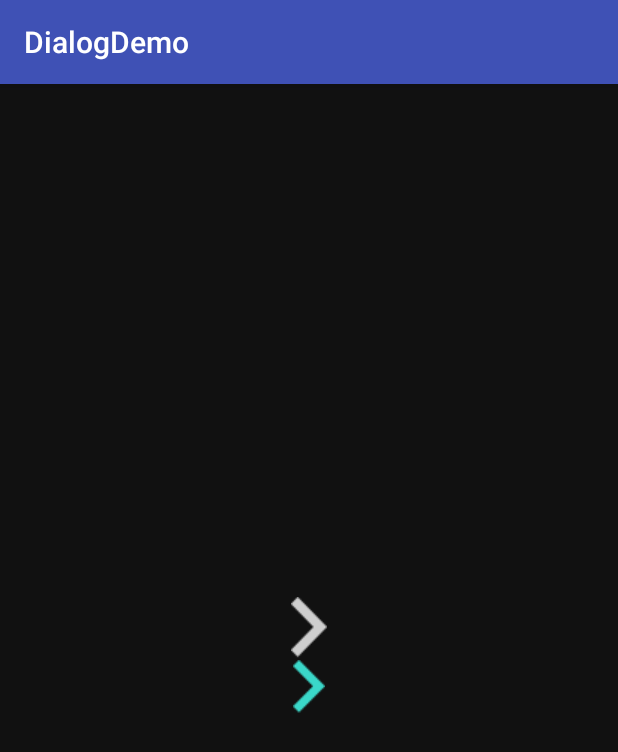
After one commit to chen3441251/DialogDemo, an Android app: the SensorActivity screen opened directly, with no data from a screen before it, on a phone screen of 412 x 824 dp. The commit adds this screen. Shown: the top 752 px of the screen. Run offline under Robolectric (Android 15) with nearby library versions, the phone set to English and light mode, and no system bars.

Commit message:
[1]增加时间日期选择器弹窗 [2]sensor示例

```diff
--- a/app/src/main/AndroidManifest.xml
+++ b/app/src/main/AndroidManifest.xml
@@ -1,7 +1,7 @@
 <?xml version="1.0" encoding="utf-8"?>
 <manifest package="com.dialog.demo.dialogdemo"
           xmlns:android="http://schemas.android.com/apk/res/android">
-
+<uses-permission android:name="android.permission.VIBRATE"/>
     <application
         android:allowBackup="true"
         android:icon="@mipmap/ic_launcher"
@@ -16,6 +16,10 @@
                 <category android:name="android.intent.category.LAUNCHER"/>
             </intent-filter>
         </activity>
+        <activity android:name=".SecondActivity">
+        </activity>
+        <activity android:name=".SensorActivity">
+        </activity>
     </application>
 
 </manifest>
--- /dev/null
+++ b/app/src/main/java/com/dialog/demo/dialogdemo/SensorActivity.java
@@ -0,0 +1,143 @@
+package com.dialog.demo.dialogdemo;
+
+import android.app.Service;
+import android.content.Context;
+import android.hardware.Sensor;
+import android.hardware.SensorEvent;
+import android.hardware.SensorEventListener;
+import android.hardware.SensorManager;
+import android.media.AudioManager;
+import android.media.SoundPool;
+import android.os.Bundle;
+import android.os.Vibrator;
+import android.support.v7.app.AppCompatActivity;
+import android.view.animation.Animation;
+import android.view.animation.AnimationSet;
+import android.view.animation.TranslateAnimation;
+import android.widget.RelativeLayout;
+import android.widget.Toast;
+
+import java.util.HashMap;
+
+public class SensorActivity extends AppCompatActivity implements SensorEventListener {
+    private final int DURATION_TIME = 600;
+    SensorManager mSensorManager;
+    private Vibrator mVibrator;
+    private RelativeLayout mImgUp;
+    private RelativeLayout mImgDn;
+    private SoundPool      mSndPool;
+    private HashMap<Integer, Integer> mSoundPoolMap = new HashMap<Integer, Integer>();
+
+    @Override
+    protected void onCreate(Bundle savedInstanceState) {
+        super.onCreate(savedInstanceState);
+        setContentView(R.layout.activity_sensor);
+        // 初始化控件
+        mImgUp = (RelativeLayout) findViewById(R.id.shakeImgUp);
+        mImgDn = (RelativeLayout) findViewById(R.id.shakeImgDown);
+        // 获取传感器管理服务
+        mSensorManager = (SensorManager) getSystemService(Context.SENSOR_SERVICE);
+        // 获取震动服务
+        mVibrator = (Vibrator) getSystemService(Service.VIBRATOR_SERVICE);
+        // 获取加速度传感器服务
+        Sensor mSensor = mSensorManager.getDefaultSensor(Sensor.TYPE_ACCELEROMETER);
+        // 注册监听，获取传感器的变化值
+        mSensorManager.registerListener(this, mSensor, SensorManager.SENSOR_DELAY_FASTEST);
+        // 加载音效
+        loadSound();
+    }
+
+    // 加载音效
+    @SuppressWarnings("deprecation")
+    private void loadSound() {
+        mSndPool = new SoundPool(2, AudioManager.STREAM_SYSTEM, 5);
+        new Thread() {
+            @Override
+            public void run() {
+                mSoundPoolMap.put(0, mSndPool.load(SensorActivity.this, R.raw.avchat_connecting, 1));
+                mSoundPoolMap.put(1, mSndPool.load(SensorActivity.this, R.raw.sound, 1));
+                //                mSoundPoolMap.put(1, mSndPool.load(SensorActivity.this, R.raw.avchat_no_response, 1));
+            }
+        }.start();
+    }
+
+    @Override
+    protected void onDestroy() {
+        super.onDestroy();
+        // 取消注册监听
+        mSensorManager.unregisterListener(this);
+    }
+
+    //传感器的值变化
+    @Override
+    public void onSensorChanged(SensorEvent event) {
+        int sensorType = event.sensor.getType();
+        float[] val = event.values;
+        if (sensorType == Sensor.TYPE_ACCELEROMETER) {
+            if ((Math.abs(val[0]) > 17 || Math.abs(val[1]) > 17 || Math.abs(val[2]) > 17)) {
+                mVibrator.vibrate(500);// 震动
+                startAnim();// 执行动画
+            }
+        }
+    }
+
+    // 开启动画
+    public void startAnim() {
+        AnimationSet animup = new AnimationSet(true);
+        TranslateAnimation mytranslateanimup0 = new TranslateAnimation(Animation.RELATIVE_TO_SELF, 0f, Animation.RELATIVE_TO_SELF, 0f,
+                Animation.RELATIVE_TO_SELF, 0f, Animation.RELATIVE_TO_SELF,
+                -0.5f);
+        mytranslateanimup0.setDuration(DURATION_TIME);
+        TranslateAnimation mytranslateanimup1 = new TranslateAnimation(
+                Animation.RELATIVE_TO_SELF, 0f, Animation.RELATIVE_TO_SELF, 0f,
+                Animation.RELATIVE_TO_SELF, 0f, Animation.RELATIVE_TO_SELF,
+                +0.5f);
+        mytranslateanimup1.setDuration(DURATION_TIME);
+        mytranslateanimup1.setStartOffset(DURATION_TIME);
+        animup.addAnimation(mytranslateanimup0);
+        animup.addAnimation(mytranslateanimup1);
+        mImgUp.startAnimation(animup);
+
+        AnimationSet animdn = new AnimationSet(true);
+        TranslateAnimation mytranslateanimdn0 = new TranslateAnimation(
+                Animation.RELATIVE_TO_SELF, 0f, Animation.RELATIVE_TO_SELF, 0f,
+                Animation.RELATIVE_TO_SELF, 0f, Animation.RELATIVE_TO_SELF,
+                +0.5f);
+        mytranslateanimdn0.setDuration(DURATION_TIME);
+        TranslateAnimation mytranslateanimdn1 = new TranslateAnimation(
+                Animation.RELATIVE_TO_SELF, 0f, Animation.RELATIVE_TO_SELF, 0f,
+                Animation.RELATIVE_TO_SELF, 0f, Animation.RELATIVE_TO_SELF,
+                -0.5f);
+        mytranslateanimdn1.setDuration(DURATION_TIME);
+        mytranslateanimdn1.setStartOffset(DURATION_TIME);
+        animdn.addAnimation(mytranslateanimdn0);
+        animdn.addAnimation(mytranslateanimdn1);
+        mImgDn.startAnimation(animdn);
+
+        // 动画监听，开始时显示加载状态，
+        mytranslateanimdn0.setAnimationListener(new Animation.AnimationListener() {
+            @Override
+            public void onAnimationStart(Animation animation) {
+                // 播放音效
+                mSndPool.play(mSoundPoolMap.get(0), (float) 0.2, (float) 0.2, 0, 0, (float) 0.6);
+            }
+
+            @Override
+            public void onAnimationEnd(Animation animation) {
+                mSndPool.play(mSoundPoolMap.get(1), (float) 0.2, (float) 0.2, 0, 0, (float) 0.6);
+                Toast.makeText(getBaseContext(), "摇一摇结束", Toast.LENGTH_SHORT).show();
+            }
+
+            @Override
+            public void onAnimationRepeat(Animation animation) {
+
+            }
+        });
+    }
+
+    //传感器的进度变化
+    @Override
+    public void onAccuracyChanged(Sensor sensor, int accuracy) {
+
+    }
+}
--- /dev/null
+++ b/app/src/main/res/layout/activity_sensor.xml
@@ -0,0 +1,56 @@
+<?xml version="1.0" encoding="utf-8"?>
+<RelativeLayout xmlns:android="http://schemas.android.com/apk/res/android"
+                android:layout_width="fill_parent"
+                android:layout_height="fill_parent"
+                android:background="#111"
+                android:orientation="vertical" >
+
+    <ImageView
+        android:id="@+id/shakeBg"
+        android:layout_width="wrap_content"
+        android:layout_height="wrap_content"
+        android:layout_centerInParent="true"
+        android:contentDescription="@null"
+        android:src="@drawable/icon_arrow_light" />
+
+    <LinearLayout
+        android:id="@+id/shake_content"
+        android:layout_width="fill_parent"
+        android:layout_height="wrap_content"
+        android:layout_centerInParent="true"
+        android:gravity="center"
+        android:orientation="vertical" >
+
+        <RelativeLayout
+            android:id="@+id/shakeImgUp"
+            android:layout_width="fill_parent"
+            android:layout_height="180dip"
+            android:background="#111"
+            android:visibility="visible" >
+
+            <ImageView
+                android:layout_width="wrap_content"
+                android:layout_height="wrap_content"
+                android:layout_alignParentBottom="true"
+                android:layout_centerHorizontal="true"
+                android:contentDescription="@null"
+                android:src="@drawable/icon_arrow_dark" />
+        </RelativeLayout>
+
+        <RelativeLayout
+            android:id="@+id/shakeImgDown"
+            android:layout_width="fill_parent"
+            android:layout_height="180dip"
+            android:background="#111"
+            android:visibility="visible" >
+
+            <ImageView
+                android:layout_width="wrap_content"
+                android:layout_height="wrap_content"
+                android:layout_centerHorizontal="true"
+                android:contentDescription="@null"
+                android:src="@drawable/icon_arrow_light" />
+        </RelativeLayout>
+    </LinearLayout>
+
+</RelativeLayout>
```
Also changed, not shown: app/src/main/java/com/dialog/demo/dialogdemo/CustomDatePicker.java (added, +63 -0 lines), app/src/main/java/com/dialog/demo/dialogdemo/MainActivity.java (+85 -61 lines), app/src/main/java/com/dialog/demo/dialogdemo/SecondActivity.java (added, +13 -0 lines), app/src/main/res/drawable/seekbar_style.xml (added, +7 -0 lines), app/src/main/res/layout/activity_main.xml (+16 -0 lines), app/src/main/res/layout/activity_second.xml (added, +13 -0 lines), app/src/main/res/layout/datepicker_layout.xml (added, +25 -0 lines), app/src/main/res/layout/test_layout.xml (added, +56 -0 lines), app/src/main/res/drawable/icon_arrow_dark.png (added), app/src/main/res/drawable/icon_arrow_light.png (added), 3 other files.
